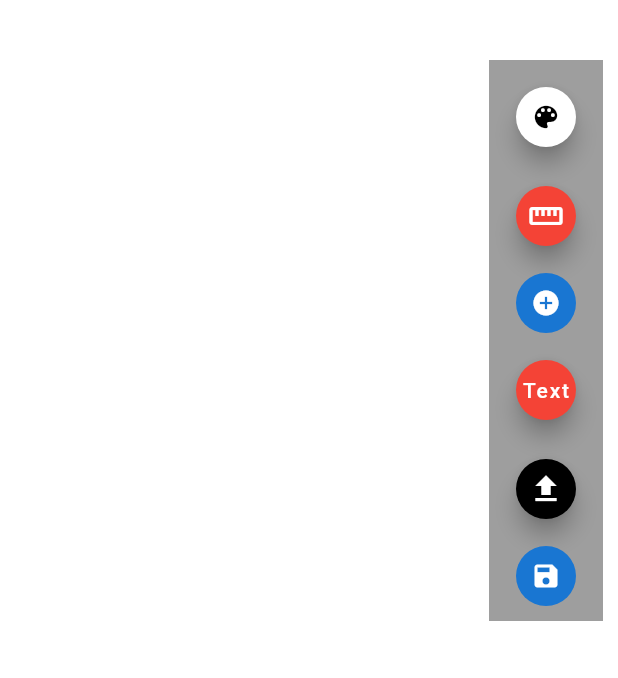
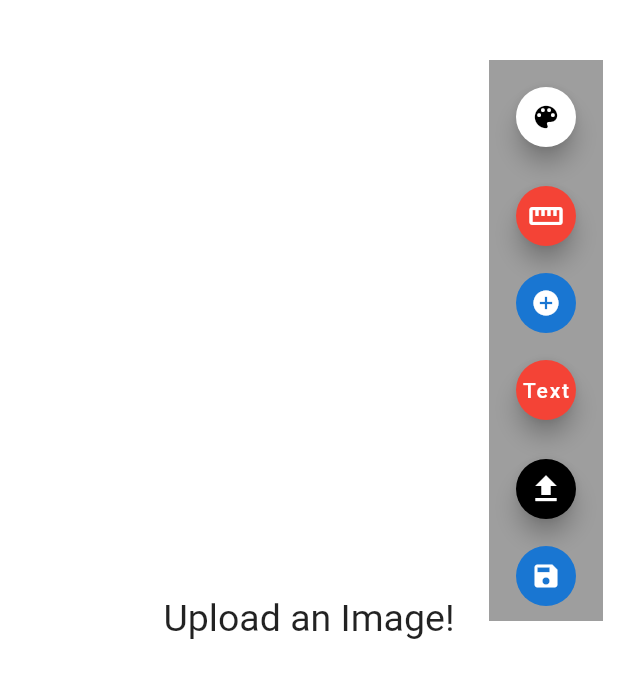
Before and after one commit to JosephSafouri/OXO-2123, a Flutter app: the screen it shows after launch, on a phone screen of 412 x 824 dp. Shown: the top 678 px of the screen. Run offline on Flutter 3.47's test engine with Material 2 defaults, Android fonts, the phone set to English and light mode, and no system bars; drawn by our look-alikes of screenshot; our stand-ins replace flutter_colorpicker, image_gallery_saver, image_picker.

Commit message:
Changes for design doc purposes

```diff
--- a/flutter-app/flutter_drawing_app/starter/lib/drawing_page.dart
+++ b/flutter-app/flutter_drawing_app/starter/lib/drawing_page.dart
@@ -451,6 +451,9 @@ Widget buildUploadButton() {
       }
     }
     return Container(
+      child: Center(
+        child: Text('Upload an Image!', style: TextStyle(fontSize: 25))
+      ),
       decoration: BoxDecoration(
         color: Colors.white
       ),
```
